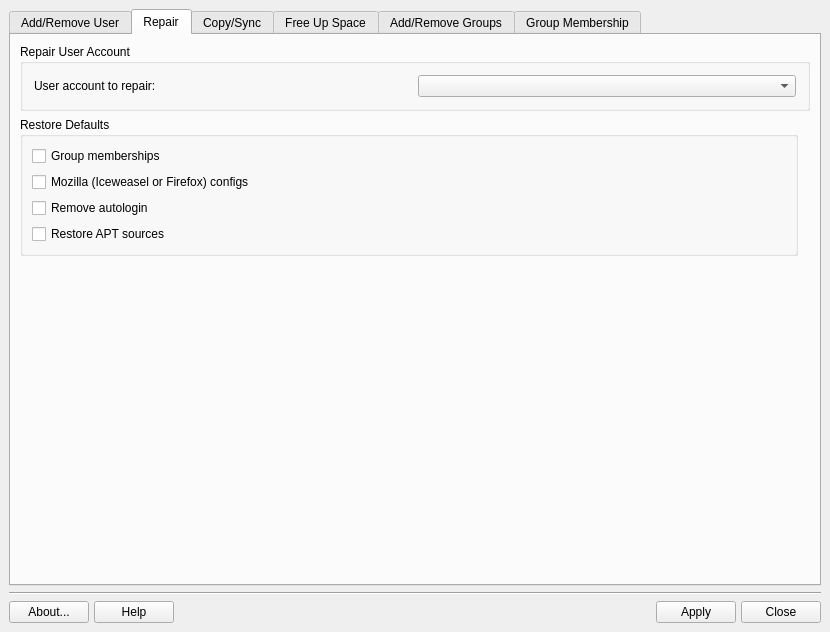
The window that meconfig.ui (MX-Linux/mx-user) describes before a commit, drawn with Qt 5.
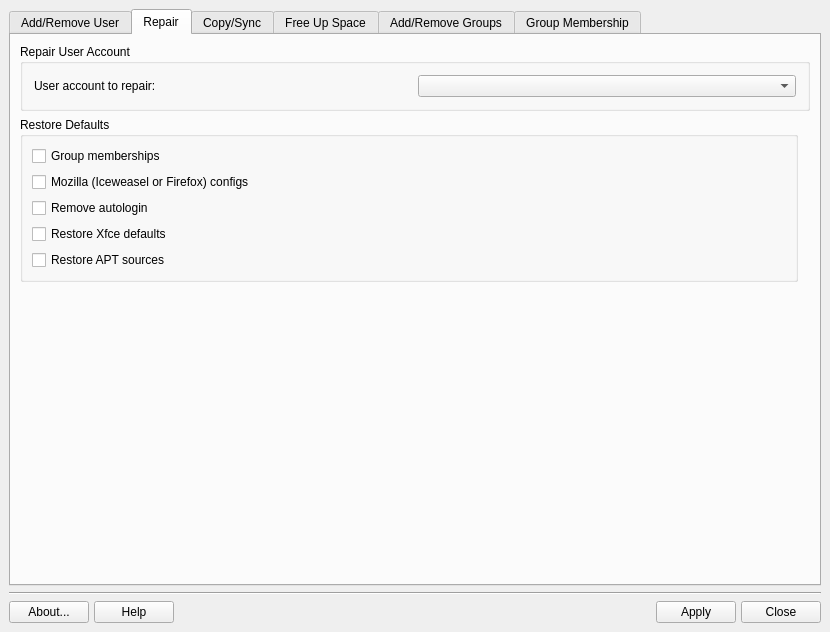
The same window after the commit. The open tabs and pages were chosen to show the change. Icons and pictures are not drawn.

Commit message: restore Xfce default settings

```diff
--- a/meconfig.ui
+++ b/meconfig.ui
@@ -457,7 +457,7 @@
             </property>
            </widget>
           </item>
-          <item row="6" column="0">
+          <item row="7" column="0">
            <widget class="QCheckBox" name="checkApt">
             <property name="toolTip">
              <string>Restore APT sources to MX defaults</string>
@@ -474,6 +474,13 @@
             </property>
            </widget>
           </item>
+          <item row="6" column="0">
+           <widget class="QCheckBox" name="checkXfce">
+            <property name="text">
+             <string>Restore Xfce defaults</string>
+            </property>
+           </widget>
+          </item>
          </layout>
         </widget>
        </item>
```
Left out of the diff: 2 changed lines with no effect on the pictures. The commit also changes 17 other files.
